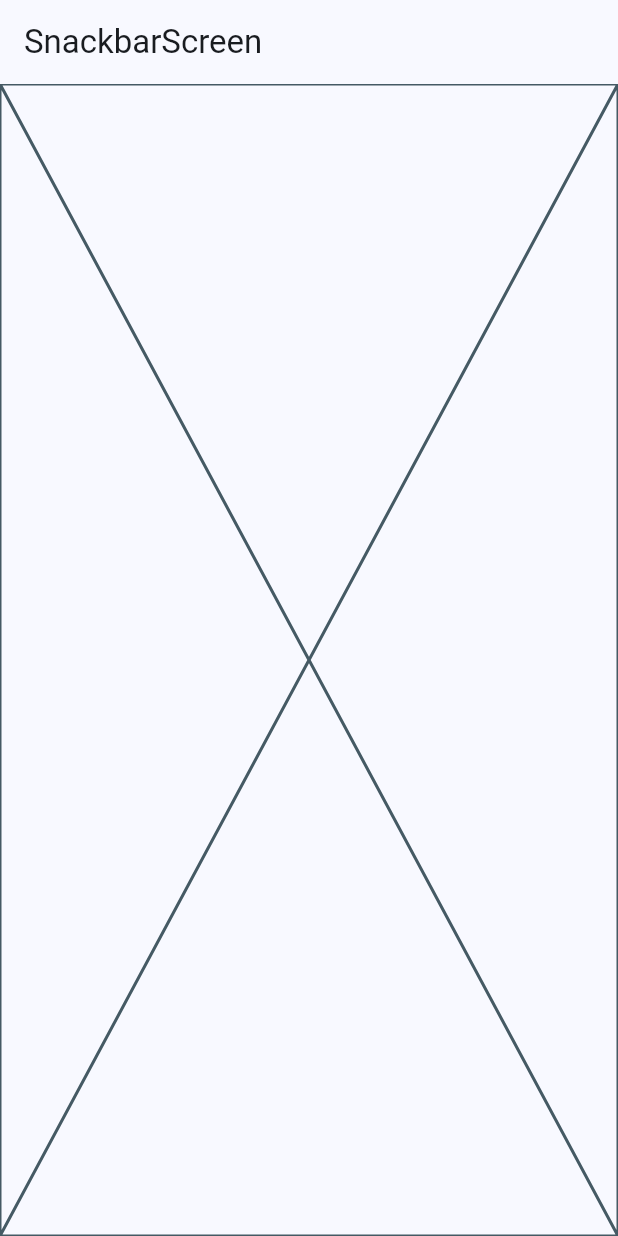
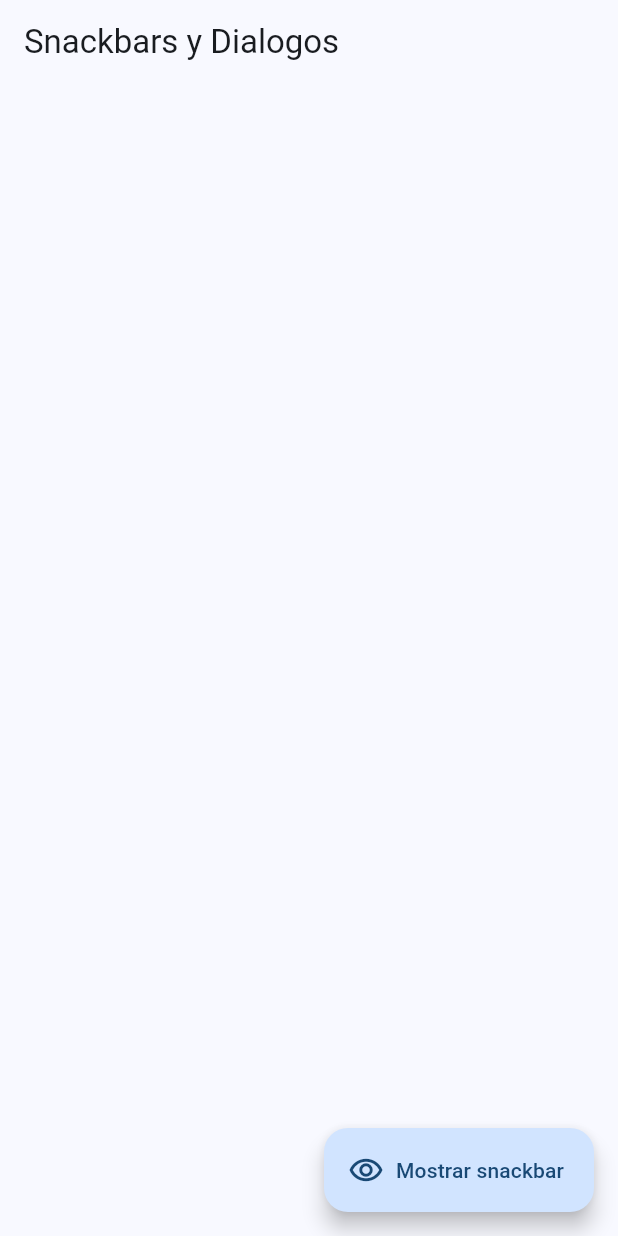
Before and after one commit to alvag/widgets_app_flutter, a Flutter app: the SnackbarScreen screen opened by its route, on a phone screen of 412 x 824 dp. Run offline on Flutter 3.47's test engine with Material 2 defaults, Android fonts, the phone set to English and light mode, and no system bars; our stand-ins replace go_router.

Commit message:
Snackbars

```diff
--- a/lib/presentation/screens/snackbar/snackbar_screen.dart
+++ b/lib/presentation/screens/snackbar/snackbar_screen.dart
@@ -5,13 +5,34 @@ class SnackbarScreen extends StatelessWidget {
 
   const SnackbarScreen({super.key});
 
+  void showCustomSnackbar(BuildContext context) {
+    ScaffoldMessenger.of(context).clearSnackBars();
+
+    ScaffoldMessenger.of(context).showSnackBar(
+      SnackBar(
+        content: const Text('Hola, soy un snackbar'),
+        duration: const Duration(seconds: 2),
+        action: SnackBarAction(
+          label: 'Ok!',
+          onPressed: () {},
+        ),
+      ),
+    );
+  }
+
   @override
   Widget build(BuildContext context) {
     return Scaffold(
       appBar: AppBar(
-        title: const Text('SnackbarScreen'),
+        title: const Text('Snackbars y Dialogos'),
       ),
-      body: const Placeholder(),
+      floatingActionButton: FloatingActionButton.extended(
+        label: const Text('Mostrar snackbar'),
+        icon: const Icon(Icons.remove_red_eye_outlined),
+        onPressed: () {
+          showCustomSnackbar(context);
+        },
+      ),
     );
   }
 }
```
